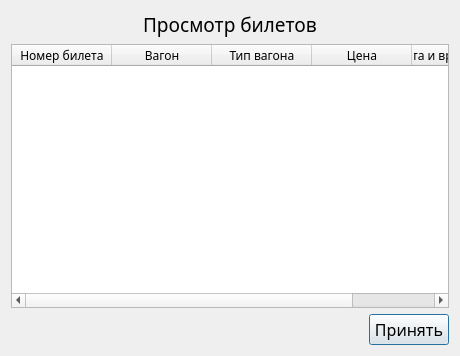
Above: dialog_showtickets.ui from zloysergunya/IS_Airport before the change. Below: the same form after it.
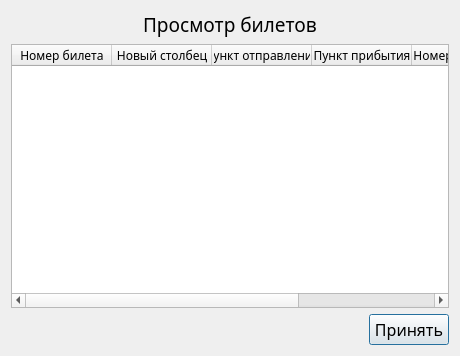
That is the form after the change.

Patch:
```diff
--- a/dialog_showtickets.ui
+++ b/dialog_showtickets.ui
@@ -53,22 +53,27 @@
      </column>
      <column>
       <property name="text">
-       <string>Вагон</string>
+       <string>Новый столбец</string>
       </property>
      </column>
      <column>
       <property name="text">
-       <string>Тип вагона</string>
+       <string>Пункт отправления</string>
       </property>
      </column>
      <column>
       <property name="text">
-       <string>Цена</string>
+       <string>Пункт прибытия</string>
       </property>
      </column>
      <column>
       <property name="text">
-       <string>Дата и время покупки</string>
+       <string>Номер самолета</string>
+      </property>
+     </column>
+     <column>
+      <property name="text">
+       <string>Дата и время</string>
       </property>
      </column>
     </widget>
```
